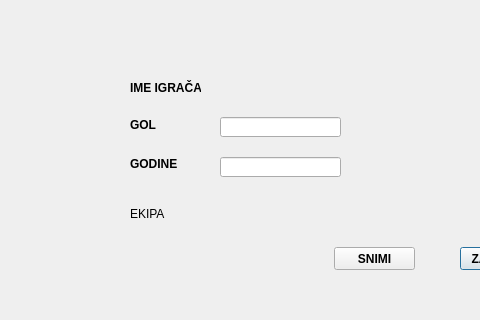
Above: podaci.ui from teamwposeidonscalm/Waterpool-HomeWork before the change; both pictures show x 0 to 480 and y 83 to 403 of the 596 by 403 pixel window. Below: the same form after it.
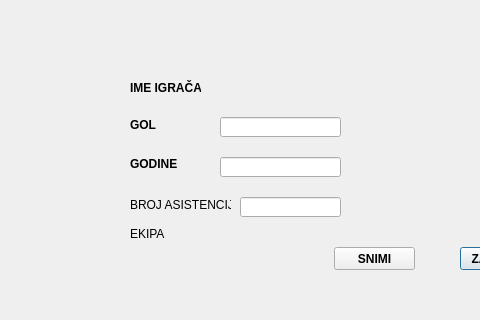
That is the form after the change.

Patch:
```diff
--- a/podaci.ui
+++ b/podaci.ui
@@ -158,7 +158,7 @@
    <property name="geometry">
     <rect>
      <x>130</x>
-     <y>290</y>
+     <y>310</y>
      <width>47</width>
      <height>13</height>
     </rect>
@@ -171,7 +171,7 @@
    <property name="geometry">
     <rect>
      <x>220</x>
-     <y>290</y>
+     <y>310</y>
      <width>47</width>
      <height>13</height>
     </rect>
@@ -180,6 +180,29 @@
     <string/>
    </property>
   </widget>
+  <widget class="QLabel" name="label_6">
+   <property name="geometry">
+    <rect>
+     <x>130</x>
+     <y>280</y>
+     <width>101</width>
+     <height>16</height>
+    </rect>
+   </property>
+   <property name="text">
+    <string>BROJ ASISTENCIJA</string>
+   </property>
+  </widget>
+  <widget class="QLineEdit" name="lineEdit_br_as">
+   <property name="geometry">
+    <rect>
+     <x>240</x>
+     <y>280</y>
+     <width>101</width>
+     <height>20</height>
+    </rect>
+   </property>
+  </widget>
  </widget>
  <resources/>
  <connections>
```
